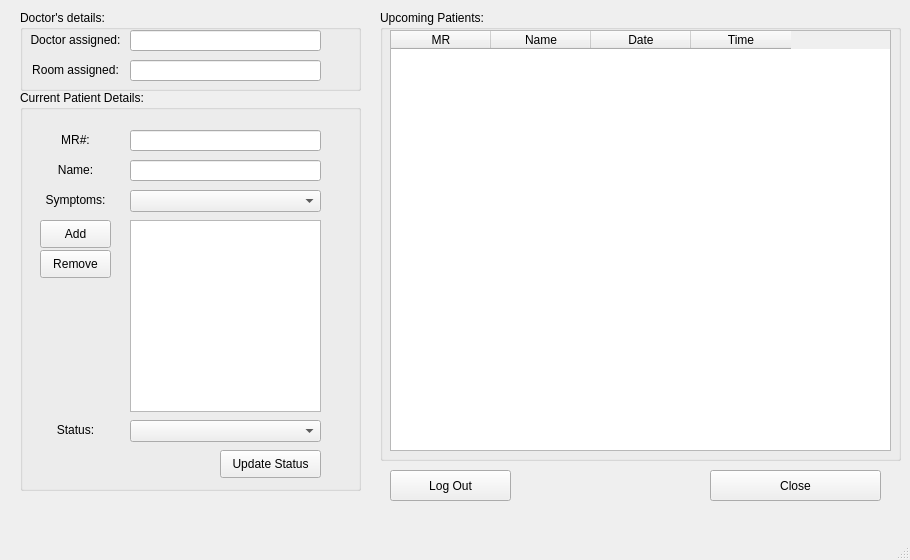
First picture: the form in Screens/Nurse MainMenu.ui, repository RaahimHash/DBMS-Project-UHU-Clinic, before the edit.
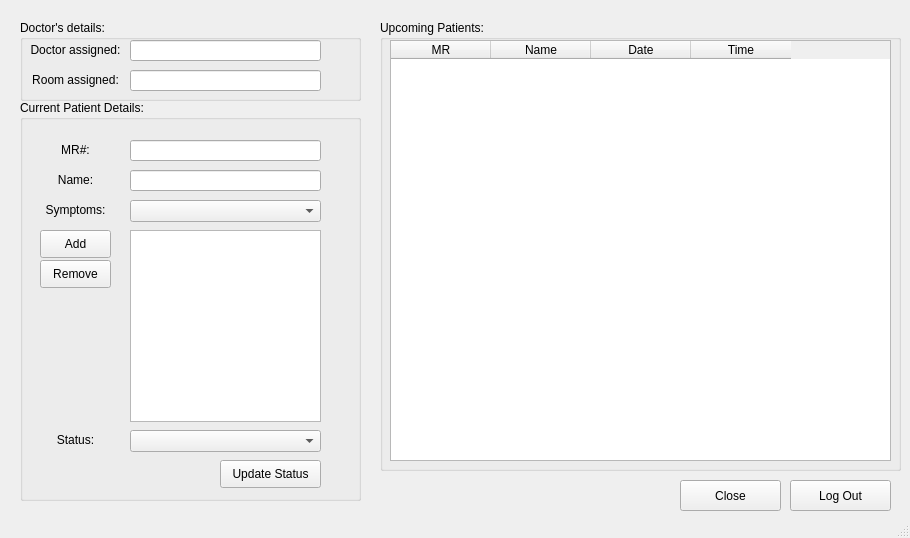
Second picture: the form after the edit.

The edit to the form file:
```diff
--- a/Screens/Nurse MainMenu.ui
+++ b/Screens/Nurse MainMenu.ui
@@ -7,7 +7,7 @@
     <x>0</x>
     <y>0</y>
     <width>910</width>
-    <height>560</height>
+    <height>538</height>
    </rect>
   </property>
   <property name="windowTitle">
@@ -18,7 +18,7 @@
     <property name="geometry">
      <rect>
       <x>380</x>
-      <y>10</y>
+      <y>20</y>
       <width>521</width>
       <height>451</height>
      </rect>
@@ -61,7 +61,7 @@
     <property name="geometry">
      <rect>
       <x>20</x>
-      <y>90</y>
+      <y>100</y>
       <width>341</width>
       <height>401</height>
      </rect>
@@ -214,9 +214,9 @@
    <widget class="QPushButton" name="pushClose">
     <property name="geometry">
      <rect>
-      <x>710</x>
-      <y>470</y>
-      <width>171</width>
+      <x>680</x>
+      <y>480</y>
+      <width>101</width>
       <height>31</height>
      </rect>
     </property>
@@ -228,7 +228,7 @@
     <property name="geometry">
      <rect>
       <x>20</x>
-      <y>10</y>
+      <y>20</y>
       <width>341</width>
       <height>81</height>
      </rect>
@@ -292,9 +292,9 @@
    <widget class="QPushButton" name="pushLogOut">
     <property name="geometry">
      <rect>
-      <x>390</x>
-      <y>470</y>
-      <width>121</width>
+      <x>790</x>
+      <y>480</y>
+      <width>101</width>
       <height>31</height>
      </rect>
     </property>
```
Left out of the diff: 13 changed lines with no effect on the pictures.
